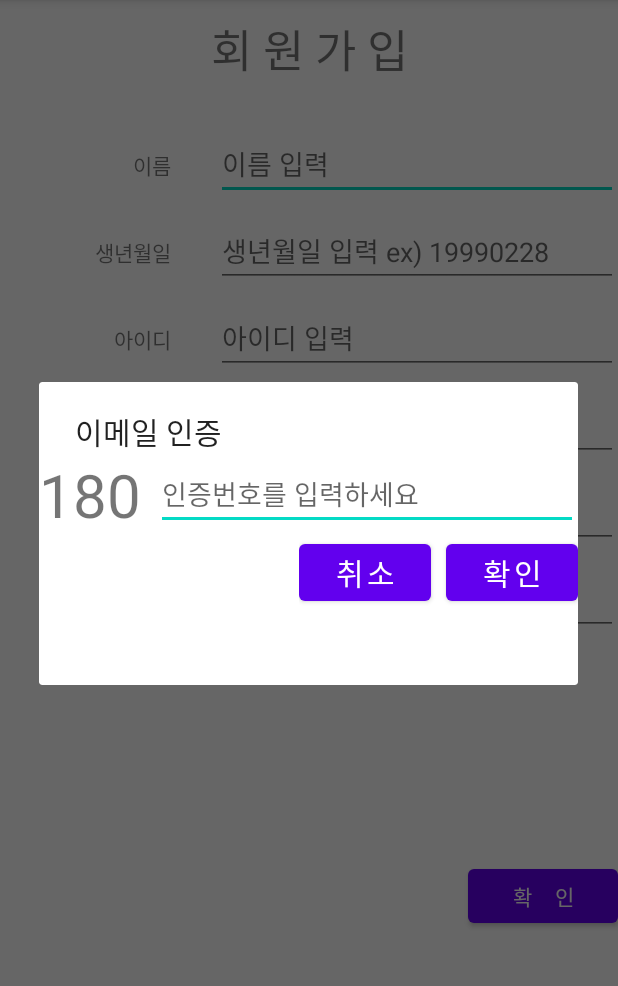
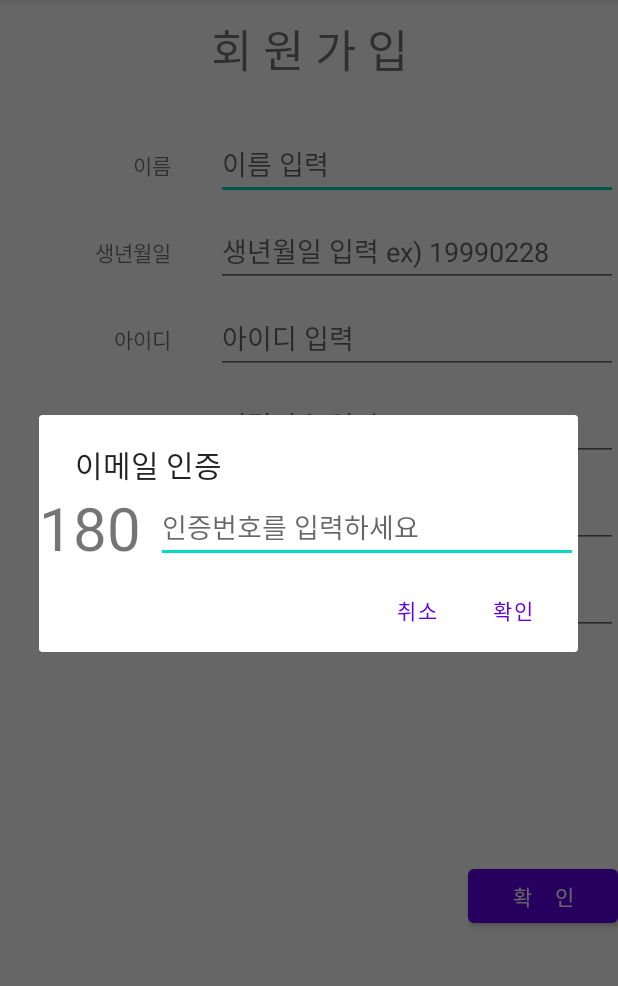
Before and after one commit to kchan7817/project, an Android app: the JoinActivity screen opened directly, with no data from a screen before it, after a tap on "확 인", on a phone screen of 412 x 824 dp, the part 84-1070 px from its top. Run offline under Robolectric (Android 15) with nearby library versions, the light colour scheme and no system bars.

Commit message:
다이얼로그 취소,확인 버튼 없애고 코틀린으로 취소 확인 추가함

```diff
--- a/app/src/main/java/com/cookandroid/kotlin_project/JoinActivity.kt
+++ b/app/src/main/java/com/cookandroid/kotlin_project/JoinActivity.kt
@@ -27,6 +27,9 @@ class JoinActivity : AppCompatActivity() {
 
             var v1 = layoutInflater.inflate(R.layout.activity_dialog_custom, null)
             builder.setView(v1)
+            builder.setPositiveButton("확인",null)
+            builder.setNegativeButton("취소",null)
+
             builder.show()
 
         }
--- a/app/src/main/java/com/cookandroid/kotlin_project/dialog_custom.kt
+++ b/app/src/main/java/com/cookandroid/kotlin_project/dialog_custom.kt
@@ -3,6 +3,7 @@ package com.cookandroid.kotlin_project
 import android.app.Dialog
 import androidx.appcompat.app.AppCompatActivity
 import android.os.Bundle
+import androidx.appcompat.app.AlertDialog
 import com.cookandroid.kotlin_project.databinding.ActivityDialogCustomBinding
 import kotlin.concurrent.thread
 
@@ -18,8 +19,6 @@ class dialog_custom : AppCompatActivity() {
         setContentView(binding.root)
 
         start()
-
-
     }
 
     fun start(){
--- a/app/src/main/res/layout/activity_dialog_custom.xml
+++ b/app/src/main/res/layout/activity_dialog_custom.xml
@@ -30,28 +30,7 @@
 
     </LinearLayout>
 
-    <LinearLayout
-        android:layout_gravity="right"
-        android:layout_weight="1"
-        android:layout_width="wrap_content"
-        android:layout_height="100dp"
-        android:orientation="horizontal">
 
-        <Button
-            android:layout_marginRight="10dp"
-            android:id="@+id/btn_negative"
-            android:layout_width="wrap_content"
-            android:layout_height="wrap_content"
-            android:text="취소"
-            android:textSize="20dp"/>
-
-        <Button
-            android:id="@+id/btn_positive"
-            android:layout_width="wrap_content"
-            android:layout_height="wrap_content"
-            android:text="확인"
-            android:textSize="20dp"/>
-    </LinearLayout>
 
 
 
```
